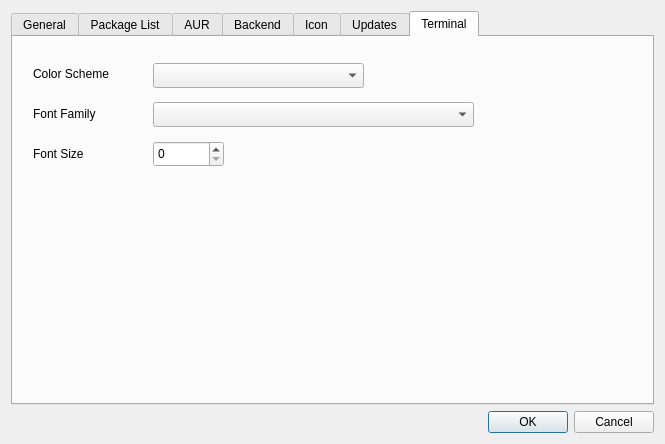
aarnt/octopi, file ui/optionsdialog.ui: the form before one commit.
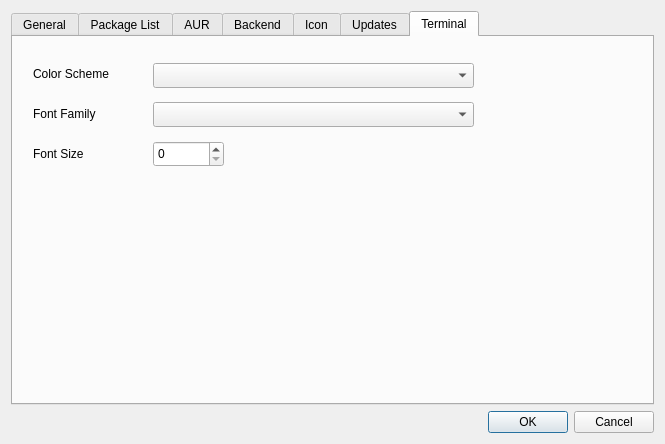
The form after the commit.

Diff of the .ui file:
```diff
--- a/ui/optionsdialog.ui
+++ b/ui/optionsdialog.ui
@@ -1228,7 +1228,7 @@
           <rect>
            <x>140</x>
            <y>26</y>
-           <width>211</width>
+           <width>321</width>
            <height>25</height>
           </rect>
          </property>
@@ -1248,7 +1248,7 @@
           <rect>
            <x>20</x>
            <y>108</y>
-           <width>52</width>
+           <width>111</width>
            <height>17</height>
           </rect>
          </property>
```
